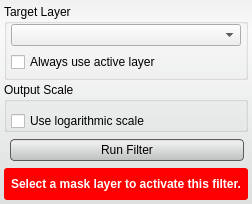
Qt form src/Interface/ToolInterface/ConnectedComponentSizeFilterInterface.ui (SCIInstitute/Seg3D) before a commit.
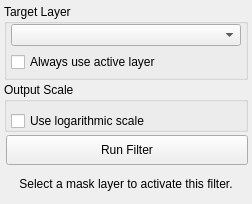
The same form after that commit. Custom widgets are drawn as their Qt base class.

Diff of the .ui file:
```diff
--- a/src/Interface/ToolInterface/ConnectedComponentSizeFilterInterface.ui
+++ b/src/Interface/ToolInterface/ConnectedComponentSizeFilterInterface.ui
@@ -19,33 +19,6 @@
   <property name="windowTitle">
    <string>Connected Components Size Filter Interface</string>
   </property>
-  <property name="styleSheet">
-   <string notr="true">QWidget#ConnectedComponentSizeFilterInterface{
-  border-radius: 3px;
-  background-color: qlineargradient(spread:pad, x1:0.5, y1:0, x2:0.5, y2:0.960227, stop:0 rgba(241, 241, 241, 255), stop:0.155779 rgba(250, 250, 250, 255), stop:1 rgba(222, 224, 224, 255));       
-}
-
-QPushButton{
-  background-color: qlineargradient(spread:pad, x1:0.5, y1:0, x2:0.5, y2:0.960227, stop:0 rgba(221, 221, 221, 255), stop:0.155779 rgba(238, 238, 238, 255), stop:1 rgba(192, 194, 194, 255));
-  border-radius: 4px;
-  border: 1px solid rgb(90, 90, 90);
-  margin:4px;
-}
-
-QPushButton:hover{
-  background-color: qlineargradient(spread:pad, x1:0.5, y1:0, x2:0.5, y2:1, stop:0 rgba(195, 195, 195, 255), stop:0.253769 rgba(206, 206, 206, 255), stop:1 rgba(185, 185, 185, 255));
-  border-radius: 4px;
-  border: 1px solid rgb(90, 90, 90);
-  margin:4px;
-}
-
-QPushButton:pressed{
-  background-color: qlineargradient(spread:pad, x1:0.5, y1:0, x2:0.5, y2:1, stop:0 rgba(150, 150, 150, 255), stop:0.753769 rgba(206, 206, 206, 255), stop:1 rgba(185, 185, 185, 255));
-  border-radius: 4px;
-  border: 1px solid rgb(90, 90, 90);
-  margin:4px;
-}</string>
-  </property>
   <layout class="QVBoxLayout" name="verticalLayout">
    <property name="spacing">
     <number>2</number>
@@ -236,17 +209,6 @@
        <height>32</height>
       </size>
      </property>
-     <property name="styleSheet">
-      <string notr="true">QLabel#message_{
-  color: white;
-  font: bold;
-}
-
-QWidget#message_alert_{
-  border-radius: 3px;
-  background-color: red;
-}</string>
-     </property>
      <layout class="QHBoxLayout" name="horizontalLayout_4">
       <property name="spacing">
        <number>0</number>
```
